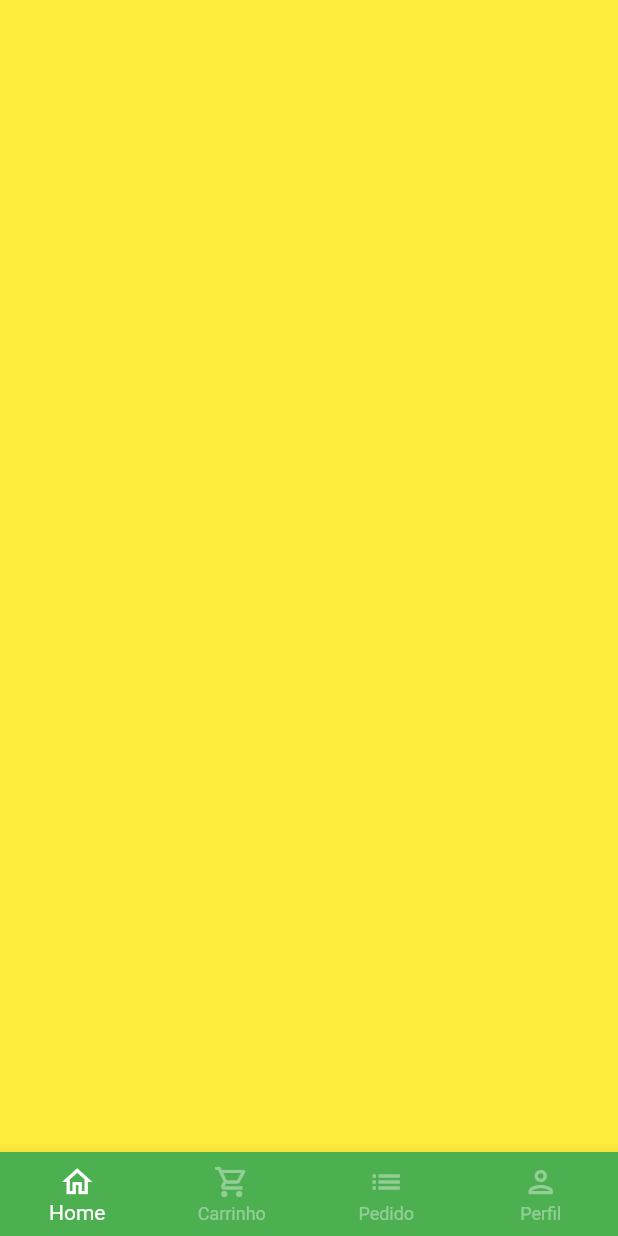
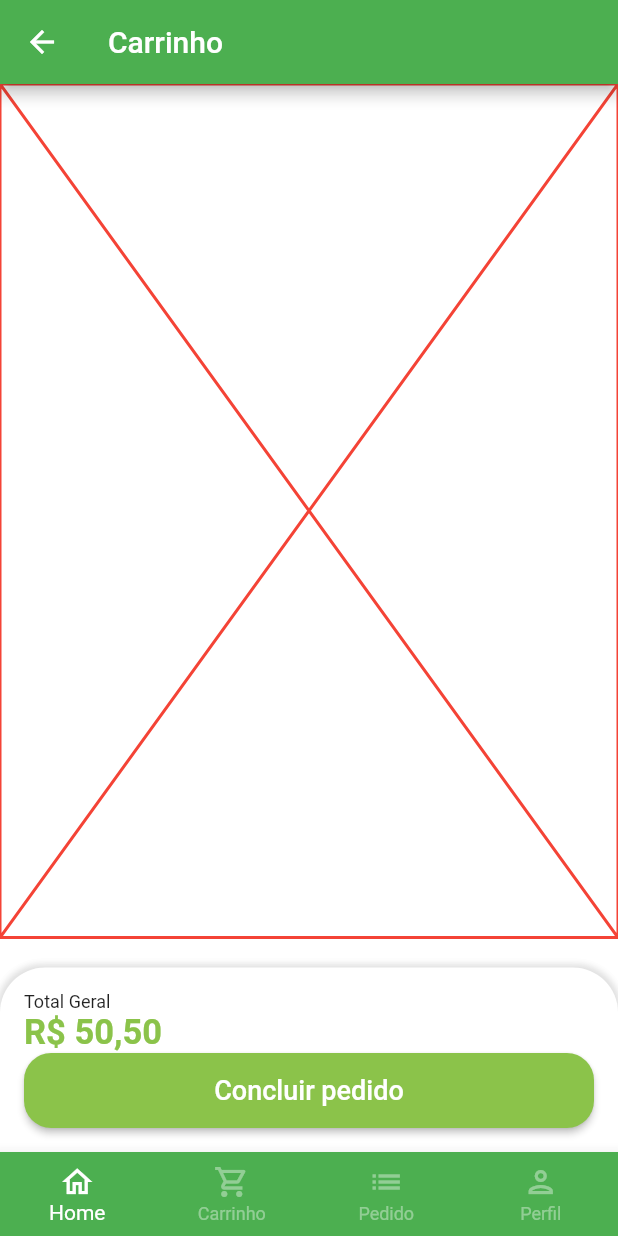
Before and after one commit to alexandrel5/greengrocer, a Flutter app: the BaseScreen screen opened directly, swiped to page 2, on a phone screen of 412 x 824 dp. Run offline on Flutter 3.47's test engine with Material 2 defaults, Android fonts, the phone set to English and light mode, and no system bars; our stand-ins replace animated_text_kit, badges, mask_text_input_formatter.

Commit message:
Total e confirmação de pedido

```diff
--- a/lib/src/pages/base/base_screen.dart
+++ b/lib/src/pages/base/base_screen.dart
@@ -1,4 +1,5 @@
 import 'package:flutter/material.dart';
+import 'package:greengrocer/src/pages/cart/cart_tab.dart';
 import 'package:greengrocer/src/pages/home/home_tab.dart';
 
 class BaseScreen extends StatefulWidget {
@@ -20,7 +21,7 @@ class _BaseScreenState extends State<BaseScreen> {
         controller: pageController,
         children: [
           const HomeTab(),
-          Container(color: Colors.yellow),
+          CardTab(),
           Container(color: Colors.blue),
           Container(color: Colors.purple),
         ],
--- /dev/null
+++ b/lib/src/pages/cart/cart_tab.dart
@@ -0,0 +1,82 @@
+import 'package:flutter/material.dart';
+import 'package:greengrocer/src/config/custom_colors.dart';
+import 'package:greengrocer/src/services/util_services.dart';
+
+class CardTab extends StatelessWidget {
+  CardTab({super.key});
+
+  final UtilServices utilServices = UtilServices();
+
+  @override
+  Widget build(BuildContext context) {
+    return Scaffold(
+      appBar: AppBar(
+        title: const Text("Carrinho"),
+      ),
+      body: Column(
+        children: [
+          const Expanded(
+            child: Placeholder(
+              color: Colors.red,
+            ),
+          ),
+          const SizedBox(
+            height: 20,
+          ),
+          Container(
+            padding: const EdgeInsets.all(16),
+            decoration: BoxDecoration(
+                color: Colors.white,
+                borderRadius: BorderRadius.vertical(
+                  top: Radius.circular(30),
+                ),
+                boxShadow: [
+                  BoxShadow(
+                    color: Colors.grey.shade300,
+                    blurRadius: 3,
+                    spreadRadius: 2,
+                  )
+                ]),
+            child: Column(
+              crossAxisAlignment: CrossAxisAlignment.stretch,
+              children: [
+                const Text(
+                  "Total Geral",
+                  style: TextStyle(
+                    fontSize: 12,
+                  ),
+                ),
+                Text(
+                  utilServices.pricetoCurrency(50.50),
+                  style: TextStyle(
+                    fontSize: 23,
+                    color: CustomColors.customSwatchColor,
+                    fontWeight: FontWeight.bold,
+                  ),
+                ),
+                SizedBox(
+                  height: 50,
+                  child: ElevatedButton(
+                    style: ElevatedButton.styleFrom(
+                      primary: CustomColors.customSwatchColor,
+                      shape: RoundedRectangleBorder(
+                        borderRadius: BorderRadius.circular(18),
+                      ),
+                    ),
+                    onPressed: () {},
+                    child: const Text(
+                      "Concluir pedido",
+                      style: TextStyle(
+                        fontSize: 18,
+                      ),
+                    ),
+                  ),
+                ),
+              ],
+            ),
+          ),
+        ],
+      ),
+    );
+  }
+}
```
